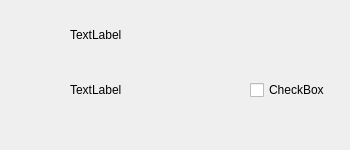
This is alarm_style.ui in arishka-sishka/project-clock as Qt 5 draws it before an edit. The edited form follows.
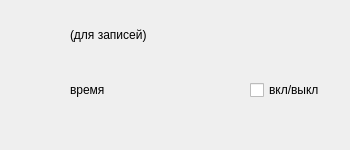
This is the edited form.

Commit message: шаблон будильник

Patch:
```diff
--- a/alarm_style.ui
+++ b/alarm_style.ui
@@ -23,7 +23,7 @@
     </rect>
    </property>
    <property name="text">
-    <string>TextLabel</string>
+    <string>(для записей)</string>
    </property>
   </widget>
   <widget class="QCheckBox" name="checkBox">
@@ -36,7 +36,7 @@
     </rect>
    </property>
    <property name="text">
-    <string>CheckBox</string>
+    <string>вкл/выкл</string>
    </property>
   </widget>
   <widget class="QLabel" name="label_alarm">
@@ -49,7 +49,7 @@
     </rect>
    </property>
    <property name="text">
-    <string>TextLabel</string>
+    <string>время</string>
    </property>
   </widget>
  </widget>
```
